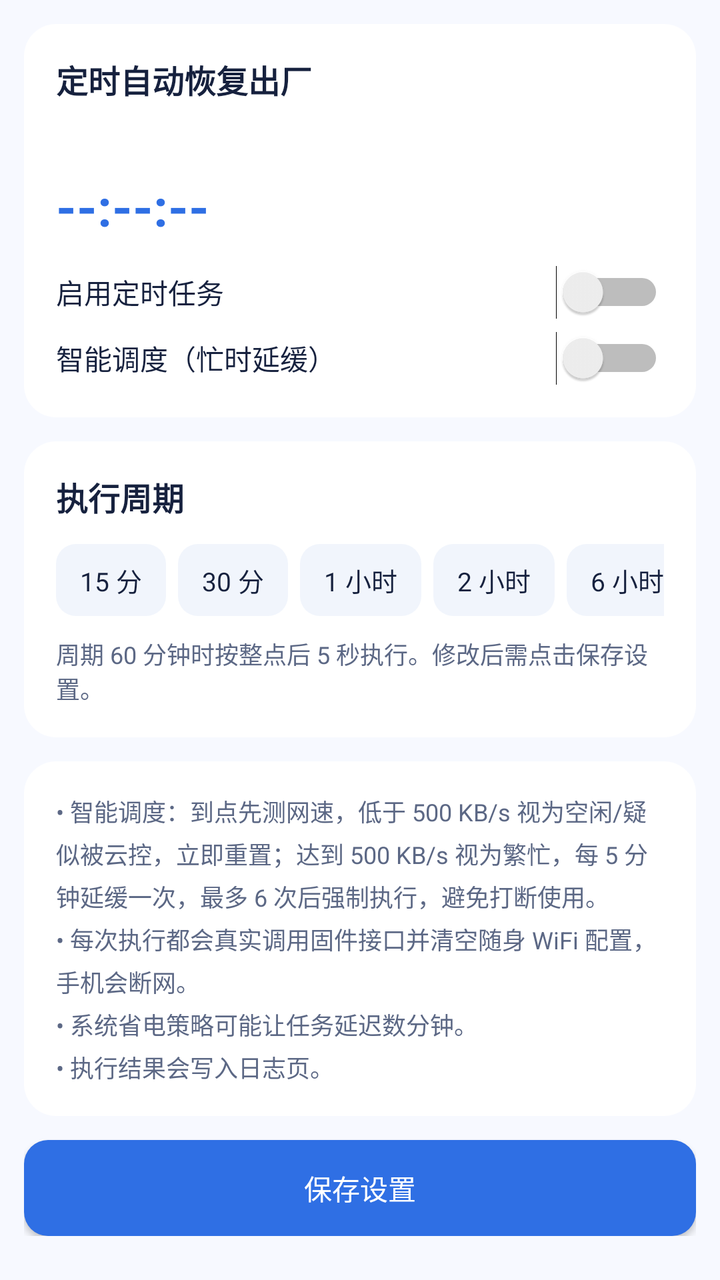
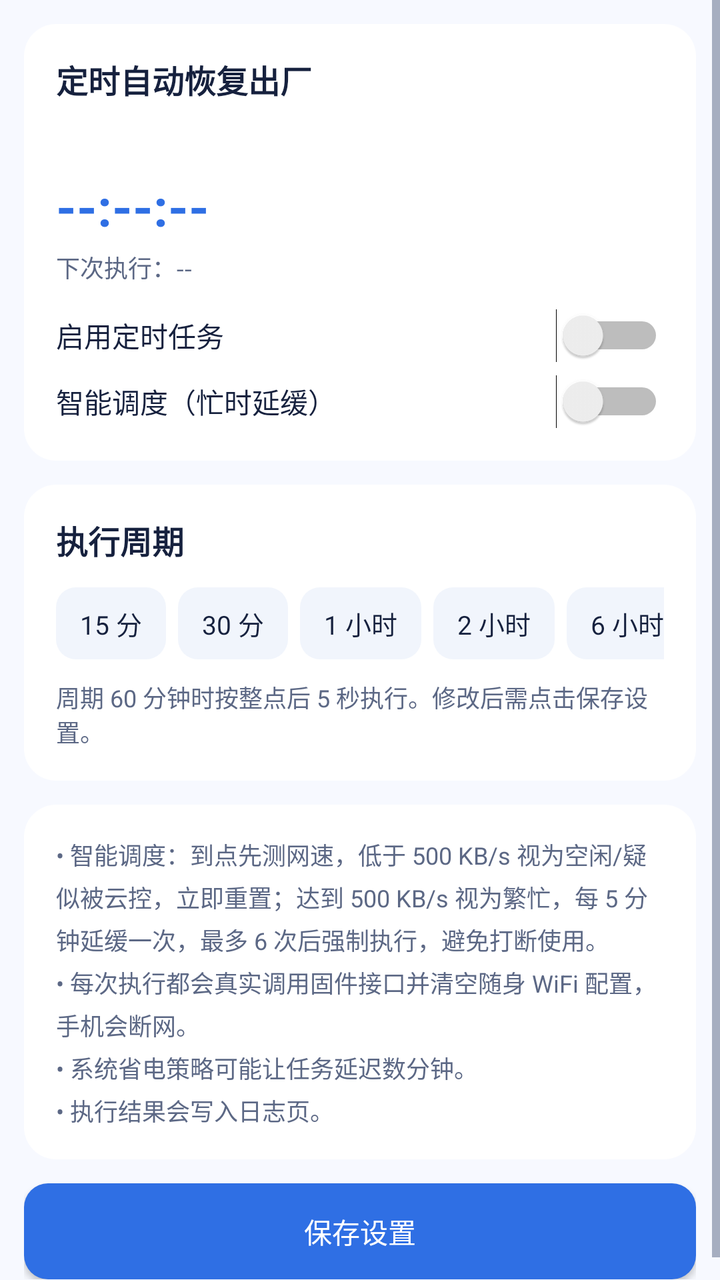

The first picture is an Android layout as it rendered before a commit; the second is the same layout after the commit. The layout source and the unified diff follow.
<!-- AndroidManifest.xml: application theme AppTheme -->
<!-- res/layout/page_automation.xml -->
<?xml version="1.0" encoding="utf-8"?>
<ScrollView xmlns:android="http://schemas.android.com/apk/res/android"
    android:layout_width="match_parent"
    android:layout_height="match_parent">

    <LinearLayout
        android:layout_width="match_parent"
        android:layout_height="wrap_content"
        android:orientation="vertical"
        android:padding="12dp">

        <LinearLayout
            android:layout_width="match_parent"
            android:layout_height="wrap_content"
            android:layout_marginBottom="12dp"
            android:background="@drawable/bg_card"
            android:orientation="vertical"
            android:padding="16dp">

            <TextView
                style="@style/CardTitle"
                android:layout_width="match_parent"
                android:layout_height="wrap_content"
                android:text="定时自动恢复出厂" />

            <TextView
                android:id="@+id/text_schedule_status"
                style="@style/CardHint"
                android:layout_width="match_parent"
                android:layout_height="wrap_content"
                android:layout_marginTop="6dp" />

            <TextView
                android:id="@+id/text_countdown"
                android:layout_width="match_parent"
                android:layout_height="wrap_content"
                android:layout_marginTop="12dp"
                android:text="--:--:--"
                android:textColor="@color/primary"
                android:textSize="26sp"
                android:textStyle="bold" />

            <Switch
                android:id="@+id/switch_enabled"
                android:layout_width="match_parent"
                android:layout_height="wrap_content"
                android:layout_marginTop="12dp"
                android:text="启用定时任务"
                android:textColor="@color/text_primary"
                android:textSize="14sp" />

            <Switch
                android:id="@+id/switch_smart"
                android:layout_width="match_parent"
                android:layout_height="wrap_content"
                android:layout_marginTop="6dp"
                android:text="智能调度（忙时延缓）"
                android:textColor="@color/text_primary"
                android:textSize="14sp" />
        </LinearLayout>

        <LinearLayout
            android:layout_width="match_parent"
            android:layout_height="wrap_content"
            android:layout_marginBottom="12dp"
            android:background="@drawable/bg_card"
            android:orientation="vertical"
            android:padding="16dp">

            <TextView
                style="@style/CardTitle"
                android:layout_width="match_parent"
                android:layout_height="wrap_content"
                android:text="执行周期" />

            <HorizontalScrollView
                android:layout_width="match_parent"
                android:layout_height="wrap_content"
                android:layout_marginTop="12dp"
                android:scrollbars="none">

                <RadioGroup
                    android:id="@+id/chip_group"
                    android:layout_width="wrap_content"
                    android:layout_height="wrap_content"
                    android:orientation="horizontal">

                <RadioButton
                    android:id="@+id/chip_15"
                    android:layout_width="wrap_content"
                    android:layout_height="36dp"
                    android:layout_marginEnd="6dp"
                    android:background="@drawable/bg_chip"
                    android:button="@null"
                    android:paddingStart="12dp"
                    android:paddingEnd="12dp"
                    android:text="15 分"
                    android:textAllCaps="false"
                    android:textColor="@color/chip_text_color"
                    android:textSize="13sp" />

                <RadioButton
                    android:id="@+id/chip_30"
                    android:layout_width="wrap_content"
                    android:layout_height="36dp"
                    android:layout_marginEnd="6dp"
                    android:background="@drawable/bg_chip"
                    android:button="@null"
                    android:paddingStart="12dp"
                    android:paddingEnd="12dp"
                    android:text="30 分"
                    android:textAllCaps="false"
                    android:textColor="@color/chip_text_color"
                    android:textSize="13sp" />

                <RadioButton
                    android:id="@+id/chip_60"
                    android:layout_width="wrap_content"
                    android:layout_height="36dp"
                    android:layout_marginEnd="6dp"
                    android:background="@drawable/bg_chip"
                    android:button="@null"
                    android:paddingStart="12dp"
                    android:paddingEnd="12dp"
                    android:text="1 小时"
                    android:textAllCaps="false"
                    android:textColor="@color/chip_text_color"
                    android:textSize="13sp" />

                <RadioButton
                    android:id="@+id/chip_120"
                    android:layout_width="wrap_content"
                    android:layout_height="36dp"
                    android:layout_marginEnd="6dp"
                    android:background="@drawable/bg_chip"
                    android:button="@null"
                    android:paddingStart="12dp"
                    android:paddingEnd="12dp"
                    android:text="2 小时"
                    android:textAllCaps="false"
                    android:textColor="@color/chip_text_color"
                    android:textSize="13sp" />

                <RadioButton
                    android:id="@+id/chip_360"
                    android:layout_width="wrap_content"
                    android:layout_height="36dp"
                    android:layout_marginEnd="6dp"
                    android:background="@drawable/bg_chip"
                    android:button="@null"
                    android:paddingStart="12dp"
                    android:paddingEnd="12dp"
                    android:text="6 小时"
                    android:textAllCaps="false"
                    android:textColor="@color/chip_text_color"
                    android:textSize="13sp" />

                <RadioButton
                    android:id="@+id/chip_720"
                    android:layout_width="wrap_content"
                    android:layout_height="36dp"
                    android:layout_marginEnd="6dp"
                    android:background="@drawable/bg_chip"
                    android:button="@null"
                    android:paddingStart="12dp"
                    android:paddingEnd="12dp"
                    android:text="12 小时"
                    android:textAllCaps="false"
                    android:textColor="@color/chip_text_color"
                    android:textSize="13sp" />

                <RadioButton
                    android:id="@+id/chip_custom"
                    android:layout_width="wrap_content"
                    android:layout_height="36dp"
                    android:background="@drawable/bg_chip"
                    android:button="@null"
                    android:paddingStart="12dp"
                    android:paddingEnd="12dp"
                    android:text="自定义"
                    android:textAllCaps="false"
                    android:textColor="@color/chip_text_color"
                    android:textSize="13sp" />
                </RadioGroup>
            </HorizontalScrollView>

            <TextView
                style="@style/CardHint"
                android:layout_width="match_parent"
                android:layout_height="wrap_content"
                android:layout_marginTop="10dp"
                android:text="周期 60 分钟时按整点后 5 秒执行。修改后需点击保存设置。" />
        </LinearLayout>

        <LinearLayout
            android:layout_width="match_parent"
            android:layout_height="wrap_content"
            android:layout_marginBottom="12dp"
            android:background="@drawable/bg_card"
            android:orientation="vertical"
            android:padding="16dp">

            <TextView
                style="@style/CardHint"
                android:layout_width="match_parent"
                android:layout_height="wrap_content"
                android:lineSpacingExtra="4dp"
                android:text="• 智能调度：到点先测网速，低于 500 KB/s 视为空闲/疑似被云控，立即重置；达到 500 KB/s 视为繁忙，每 5 分钟延缓一次，最多 6 次后强制执行，避免打断使用。\n• 每次执行都会真实调用固件接口并清空随身 WiFi 配置，手机会断网。\n• 系统省电策略可能让任务延迟数分钟。\n• 执行结果会写入日志页。" />
        </LinearLayout>

        <Button
            android:id="@+id/btn_save"
            android:layout_width="match_parent"
            android:layout_height="wrap_content"
            android:background="@drawable/bg_button"
            android:text="保存设置"
            android:textAllCaps="false"
            android:textColor="#FFFFFFFF" />
    </LinearLayout>
</ScrollView>
<!-- resources referenced by this layout -->
<resources>
  <color name="primary">#2F6FE4</color>
  <color name="text_primary">#16213E</color>
  <!-- drawable bg_button (drawable) -->
  <?xml version="1.0" encoding="utf-8"?>
  <selector xmlns:android="http://schemas.android.com/apk/res/android">
      <item android:state_pressed="true">
          <shape android:shape="rectangle">
              <solid android:color="#255FBF" />
              <corners android:radius="12dp" />
          </shape>
      </item>
      <item>
          <shape android:shape="rectangle">
              <solid android:color="@color/primary" />
              <corners android:radius="12dp" />
          </shape>
      </item>
  </selector>
  <!-- drawable bg_card (drawable) -->
  <?xml version="1.0" encoding="utf-8"?>
  <shape xmlns:android="http://schemas.android.com/apk/res/android" android:shape="rectangle">
      <solid android:color="@color/card_bg" />
      <corners android:radius="16dp" />
  </shape>
  <!-- drawable bg_chip (drawable) -->
  <?xml version="1.0" encoding="utf-8"?>
  <selector xmlns:android="http://schemas.android.com/apk/res/android">
      <item android:state_checked="true">
          <shape android:shape="rectangle">
              <solid android:color="@color/primary" />
              <corners android:radius="10dp" />
          </shape>
      </item>
      <item android:state_pressed="true">
          <shape android:shape="rectangle">
              <solid android:color="@color/surface_bg" />
              <corners android:radius="10dp" />
          </shape>
      </item>
      <item>
          <shape android:shape="rectangle">
              <solid android:color="@color/surface_bg" />
              <corners android:radius="10dp" />
          </shape>
      </item>
  </selector>
  <style name="CardHint">
          <item name="android:textColor">@color/text_muted</item>
          <item name="android:textSize">12sp</item>
      </style>
  <style name="CardTitle">
          <item name="android:textColor">@color/text_primary</item>
          <item name="android:textStyle">bold</item>
          <item name="android:textSize">16sp</item>
      </style>
  <style name="AppTheme" parent="@android:style/Theme.Material.Light.NoActionBar">
          <item name="android:windowBackground">@color/window_bg</item>
          <item name="android:colorAccent">@color/primary</item>
          <item name="android:colorControlActivated">@color/primary</item>
          <item name="android:textColorPrimary">@color/text_primary</item>
          <item name="android:textColorSecondary">@color/text_muted</item>
      </style>
  <color name="card_bg">#FFFFFF</color>
  <color name="surface_bg">#F1F5FC</color>
  <color name="text_muted">#5C6885</color>
  <color name="window_bg">#F7F9FF</color>
</resources>

<!-- the commit's change to res/layout/page_automation.xml (unified diff, before → after) -->
@@ -39,6 +39,14 @@
                 android:textColor="@color/primary"
                 android:textSize="26sp"
                 android:textStyle="bold" />
+
+            <TextView
+                android:id="@+id/text_next_absolute"
+                style="@style/CardHint"
+                android:layout_width="match_parent"
+                android:layout_height="wrap_content"
+                android:layout_marginTop="4dp"
+                android:text="下次执行：--" />
 
             <Switch
                 android:id="@+id/switch_enabled"
